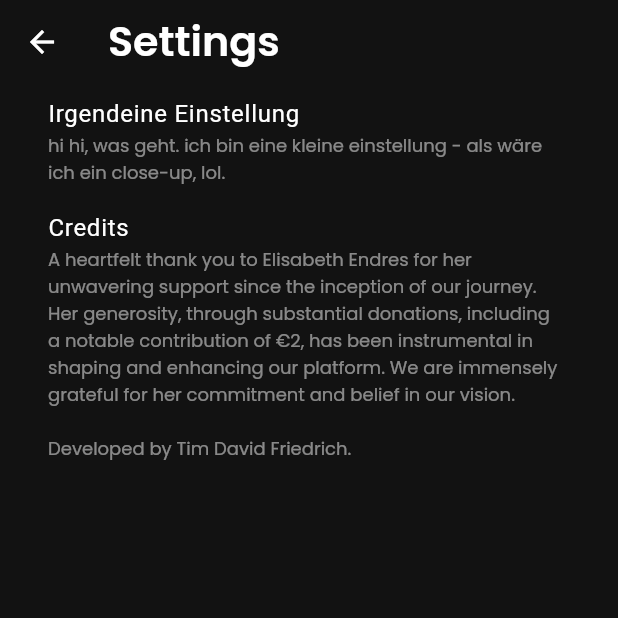
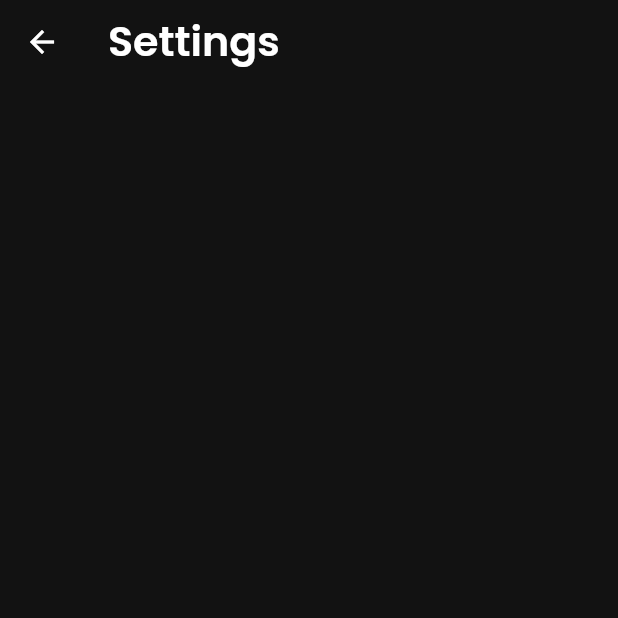
Before and after one commit to timdavidfriedrich/playlist_annotator, a Flutter app: the SettingsPage screen opened directly, on a phone screen of 412 x 824 dp, the top half of it. Run offline on Flutter 3.47's test engine with Material 3 defaults, Android fonts, the phone set to English and light mode, and no system bars; our stand-ins replace get, google_fonts, pocketbase, skeletonizer; missing offline and left inert: flutter_custom_tabs, secure_shared_preferences; network calls fail; statements that could not run were skipped.

Commit message:
[REMOVE] unused placeholder settings

```diff
--- a/lib/features/settings/pages/settings_page.dart
+++ b/lib/features/settings/pages/settings_page.dart
@@ -35,20 +35,6 @@ class SettingsPage extends StatelessWidget {
                 icon: const Icon(Icons.logout_rounded),
               ),
             ),
-          const ListTile(
-            title: Text("Irgendeine Einstellung"),
-            subtitle: Text("hi hi, was geht. ich bin eine kleine einstellung - als wäre ich ein close-up, lol."),
-          ),
-          ListTile(
-            title: Text("credits_label".tr),
-            subtitle: const Text(
-              "A heartfelt thank you to Elisabeth Endres for her unwavering support "
-              "since the inception of our journey. Her generosity, through substantial donations, "
-              "including a notable contribution of €2, has been instrumental in shaping and enhancing "
-              "our platform. We are immensely grateful for her commitment and belief in our vision."
-              "\n\nDeveloped by Tim David Friedrich.",
-            ),
-          ),
         ],
       ),
     );
```
